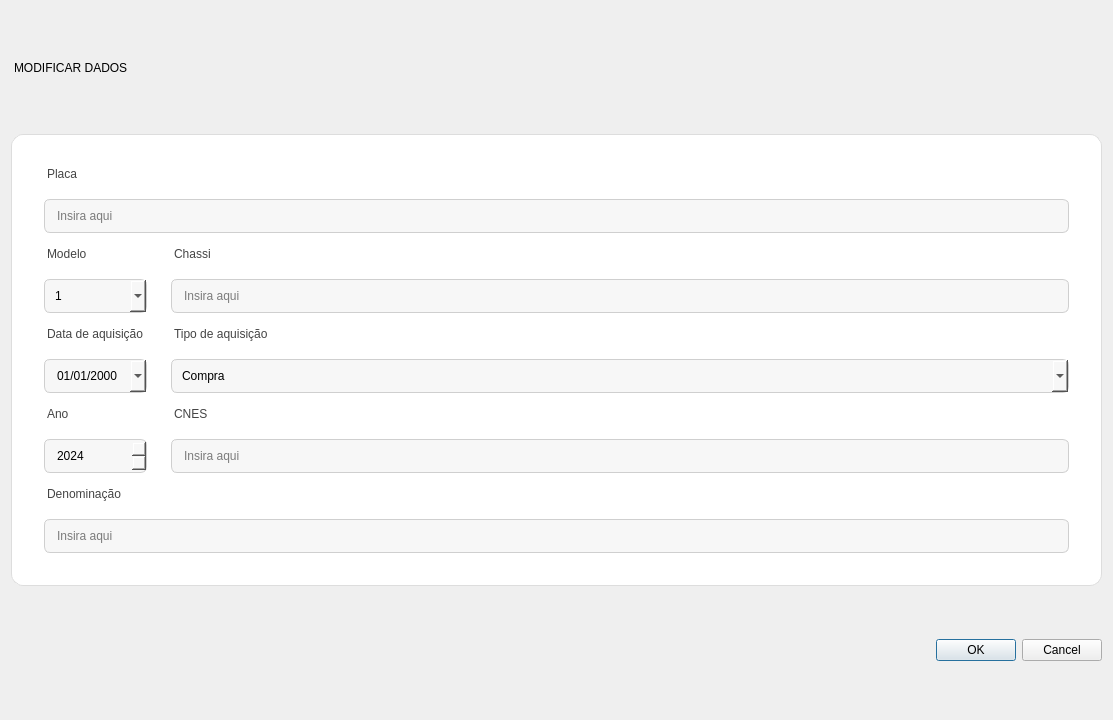
Old version of the form TELAS/TELADEMODIFICA.UI in the repository llucasgustavo23-cyber/sistema.
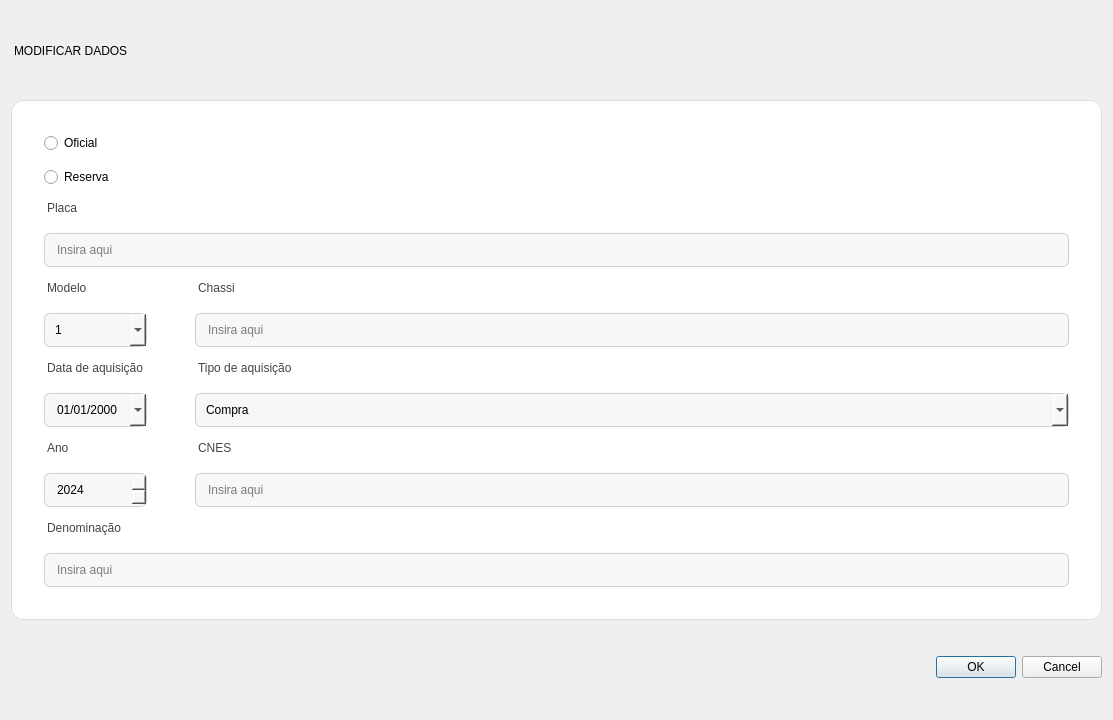
New version of the form.

Patch:
```diff
--- a/TELAS/TELADEMODIFICA.UI
+++ b/TELAS/TELADEMODIFICA.UI
@@ -46,7 +46,7 @@
      <property name="frameShape">
       <enum>QFrame::StyledPanel</enum>
      </property>
-     <layout class="QGridLayout" name="grid" columnstretch="0,0">
+     <layout class="QGridLayout" name="grid" columnstretch="0,0,0">
       <property name="leftMargin">
        <number>12</number>
       </property>
@@ -65,57 +65,89 @@
       <property name="verticalSpacing">
        <number>14</number>
       </property>
-      <item row="0" column="0">
-       <widget class="QLabel" name="lbl_modelo">
+      <item row="11" column="0" colspan="3">
+       <widget class="QLineEdit" name="denominacao">
+        <property name="placeholderText">
+         <string>Insira aqui</string>
+        </property>
+       </widget>
+      </item>
+      <item row="5" column="0">
+       <widget class="QComboBox" name="comboBox">
+        <item>
+         <property name="text">
+          <string>1</string>
+         </property>
+        </item>
+        <item>
+         <property name="text">
+          <string>2</string>
+         </property>
+        </item>
+        <item>
+         <property name="text">
+          <string>3</string>
+         </property>
+        </item>
+        <item>
+         <property name="text">
+          <string>4</string>
+         </property>
+        </item>
+        <item>
+         <property name="text">
+          <string>5</string>
+         </property>
+        </item>
+       </widget>
+      </item>
+      <item row="7" column="2">
+       <widget class="QComboBox" name="tipo">
+        <item>
+         <property name="text">
+          <string>Compra</string>
+         </property>
+        </item>
+        <item>
+         <property name="text">
+          <string>Doação</string>
+         </property>
+        </item>
+        <item>
+         <property name="text">
+          <string>Locação</string>
+         </property>
+        </item>
+       </widget>
+      </item>
+      <item row="8" column="2">
+       <widget class="QLabel" name="lbl_cnes">
         <property name="styleSheet">
          <string>QLabel { font:600 10pt &quot;Segoe UI&quot;; color:#444; margin-bottom:4px; }</string>
         </property>
         <property name="text">
-         <string>Placa</string>
+         <string>CNES</string>
         </property>
        </widget>
       </item>
       <item row="6" column="0">
-       <widget class="QLabel" name="lbl_ano">
+       <widget class="QLabel" name="lbl_data">
         <property name="styleSheet">
          <string>QLabel { font:600 10pt &quot;Segoe UI&quot;; color:#444; margin-bottom:4px; }</string>
         </property>
         <property name="text">
-         <string>Ano</string>
+         <string>Data de aquisição</string>
         </property>
        </widget>
       </item>
-      <item row="7" column="0">
-       <widget class="QSpinBox" name="ano">
-        <property name="minimum">
-         <number>1950</number>
-        </property>
-        <property name="maximum">
-         <number>2100</number>
-        </property>
-        <property name="value">
-         <number>2024</number>
-        </property>
-       </widget>
-      </item>
-      <item row="8" column="0">
-       <widget class="QLabel" name="lbl_denominacao">
-        <property name="styleSheet">
-         <string>QLabel { font:600 10pt &quot;Segoe UI&quot;; color:#444; margin-bottom:4px; }</string>
-        </property>
+      <item row="1" column="0">
+       <widget class="QRadioButton" name="radioButton">
         <property name="text">
-         <string>Denominação</string>
+         <string>Reserva</string>
         </property>
        </widget>
       </item>
-      <item row="3" column="1">
-       <widget class="QLineEdit" name="chassi">
-        <property name="placeholderText">
-         <string>Insira aqui</string>
-        </property>
-       </widget>
-      </item>
-      <item row="2" column="0">
+      <item row="4" column="0">
        <widget class="QLabel" name="lbl_placa">
         <property name="styleSheet">
          <string>QLabel { font:600 10pt &quot;Segoe UI&quot;; color:#444; margin-bottom:4px; }</string>
@@ -125,14 +157,14 @@
         </property>
        </widget>
       </item>
-      <item row="7" column="1">
+      <item row="9" column="2">
        <widget class="QLineEdit" name="cnes">
         <property name="placeholderText">
          <string>Insira aqui</string>
         </property>
        </widget>
       </item>
-      <item row="2" column="1">
+      <item row="4" column="2">
        <widget class="QLabel" name="lbl_chassi">
         <property name="styleSheet">
          <string>QLabel { font:600 10pt &quot;Segoe UI&quot;; color:#444; margin-bottom:4px; }</string>
@@ -142,7 +174,17 @@
         </property>
        </widget>
       </item>
-      <item row="4" column="1">
+      <item row="3" column="0" colspan="3">
+       <widget class="QLineEdit" name="lineEdit">
+        <property name="inputMask">
+         <string/>
+        </property>
+        <property name="placeholderText">
+         <string>Insira aqui</string>
+        </property>
+       </widget>
+      </item>
+      <item row="6" column="2">
        <widget class="QLabel" name="lbl_tipo">
         <property name="styleSheet">
          <string>QLabel { font:600 10pt &quot;Segoe UI&quot;; color:#444; margin-bottom:4px; }</string>
@@ -152,7 +194,7 @@
         </property>
        </widget>
       </item>
-      <item row="5" column="0">
+      <item row="7" column="0">
        <widget class="QDateEdit" name="data">
         <property name="displayFormat">
          <string>dd/MM/yyyy</string>
@@ -162,88 +204,69 @@
         </property>
        </widget>
       </item>
-      <item row="5" column="1">
-       <widget class="QComboBox" name="tipo">
-        <item>
-         <property name="text">
-          <string>Compra</string>
-         </property>
-        </item>
-        <item>
-         <property name="text">
-          <string>Doação</string>
-         </property>
-        </item>
-        <item>
-         <property name="text">
-          <string>Locação</string>
-         </property>
-        </item>
-       </widget>
-      </item>
-      <item row="9" column="0" colspan="2">
-       <widget class="QLineEdit" name="denominacao">
+      <item row="5" column="2">
+       <widget class="QLineEdit" name="chassi">
+        <property name="dragEnabled">
+         <bool>false</bool>
+        </property>
+        <property name="readOnly">
+         <bool>false</bool>
+        </property>
         <property name="placeholderText">
          <string>Insira aqui</string>
         </property>
+        <property name="clearButtonEnabled">
+         <bool>false</bool>
+        </property>
        </widget>
       </item>
-      <item row="3" column="0">
-       <widget class="QComboBox" name="comboBox">
-        <item>
-         <property name="text">
-          <string>1</string>
-         </property>
-        </item>
-        <item>
-         <property name="text">
-          <string>2</string>
-         </property>
-        </item>
-        <item>
-         <property name="text">
-          <string>3</string>
-         </property>
-        </item>
-        <item>
-         <property name="text">
-          <string>4</string>
-         </property>
-        </item>
-        <item>
-         <property name="text">
-          <string>5</string>
-         </property>
-        </item>
+      <item row="10" column="0">
+       <widget class="QLabel" name="lbl_denominacao">
+        <property name="styleSheet">
+         <string>QLabel { font:600 10pt &quot;Segoe UI&quot;; color:#444; margin-bottom:4px; }</string>
+        </property>
+        <property name="text">
+         <string>Denominação</string>
+        </property>
        </widget>
       </item>
-      <item row="4" column="0">
-       <widget class="QLabel" name="lbl_data">
+      <item row="9" column="0">
+       <widget class="QSpinBox" name="ano">
+        <property name="minimum">
+         <number>1950</number>
+        </property>
+        <property name="maximum">
+         <number>2100</number>
+        </property>
+        <property name="value">
+         <number>2024</number>
+        </property>
+       </widget>
+      </item>
+      <item row="8" column="0">
+       <widget class="QLabel" name="lbl_ano">
         <property name="styleSheet">
          <string>QLabel { font:600 10pt &quot;Segoe UI&quot;; color:#444; margin-bottom:4px; }</string>
         </property>
         <property name="text">
-         <string>Data de aquisição</string>
+         <string>Ano</string>
         </property>
        </widget>
       </item>
-      <item row="6" column="1">
-       <widget class="QLabel" name="lbl_cnes">
+      <item row="2" column="0">
+       <widget class="QLabel" name="lbl_modelo">
         <property name="styleSheet">
          <string>QLabel { font:600 10pt &quot;Segoe UI&quot;; color:#444; margin-bottom:4px; }</string>
         </property>
         <property name="text">
-         <string>CNES</string>
+         <string>Placa</string>
         </property>
        </widget>
       </item>
-      <item row="1" column="0" colspan="2">
-       <widget class="QLineEdit" name="lineEdit">
-        <property name="inputMask">
-         <string/>
-        </property>
-        <property name="placeholderText">
-         <string>Insira aqui</string>
+      <item row="0" column="0">
+       <widget class="QRadioButton" name="radioButton_2">
+        <property name="text">
+         <string>Oficial</string>
         </property>
        </widget>
       </item>
```
